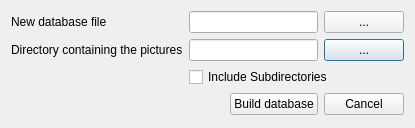
seanet7or/mosaicit, file newdatabasedlg.ui: the form before one commit.
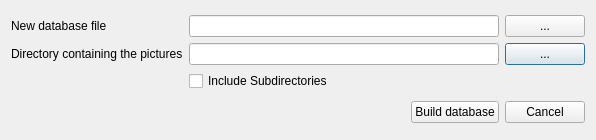
The form after the commit.

What changed in the file:
```diff
--- a/newdatabasedlg.ui
+++ b/newdatabasedlg.ui
@@ -9,8 +9,8 @@
    <rect>
     <x>0</x>
     <y>0</y>
-    <width>415</width>
-    <height>128</height>
+    <width>596</width>
+    <height>140</height>
    </rect>
   </property>
   <property name="windowTitle">
@@ -30,7 +30,14 @@
       </widget>
      </item>
      <item row="0" column="1">
-      <widget class="QLineEdit" name="nameEdit"/>
+      <widget class="QLineEdit" name="nameEdit">
+       <property name="minimumSize">
+        <size>
+         <width>300</width>
+         <height>0</height>
+        </size>
+       </property>
+      </widget>
      </item>
      <item row="1" column="0">
       <widget class="QLabel" name="label_2">
@@ -40,7 +47,14 @@
       </widget>
      </item>
      <item row="1" column="1">
-      <widget class="QLineEdit" name="directoryEdit"/>
+      <widget class="QLineEdit" name="directoryEdit">
+       <property name="minimumSize">
+        <size>
+         <width>300</width>
+         <height>0</height>
+        </size>
+       </property>
+      </widget>
      </item>
      <item row="1" column="2">
       <widget class="QPushButton" name="selectDirButton">
```
Left out of the diff: 2 changed lines with no effect on the pictures.
